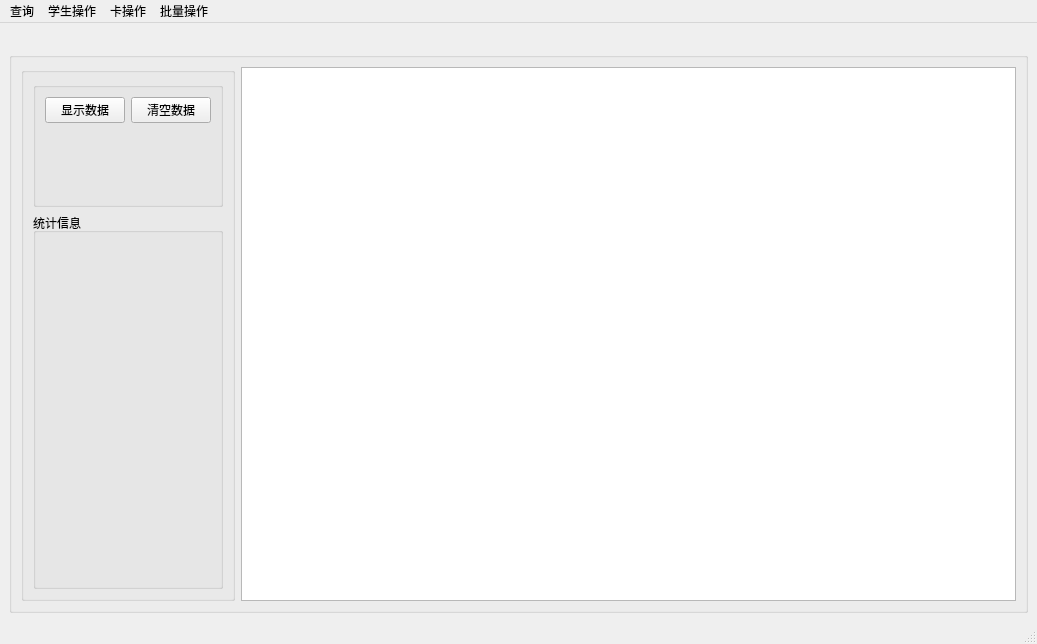
Old version of the form mainwindow.ui in the repository 2205794866/Hustcards_v2.
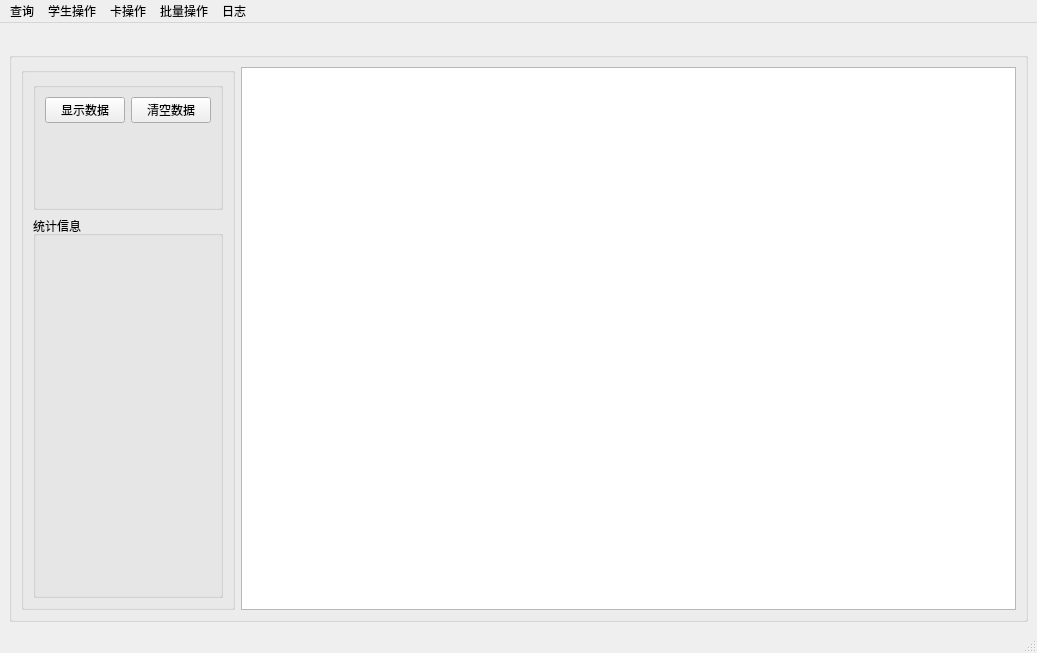
New version of the form. Icons and pictures are not drawn.

The edit to the form file:
```diff
--- a/mainwindow.ui
+++ b/mainwindow.ui
@@ -7,7 +7,7 @@
     <x>0</x>
     <y>0</y>
     <width>1037</width>
-    <height>644</height>
+    <height>653</height>
    </rect>
   </property>
   <property name="windowTitle">
@@ -104,10 +104,16 @@
      <string>批量操作</string>
     </property>
    </widget>
+   <widget class="QMenu" name="menu">
+    <property name="title">
+     <string>日志</string>
+    </property>
+   </widget>
    <addaction name="search_menu"/>
    <addaction name="stu_menu"/>
    <addaction name="card_menu"/>
    <addaction name="all_menu"/>
+   <addaction name="menu"/>
   </widget>
   <widget class="QStatusBar" name="statusbar"/>
   <action name="search_person">
```
Left out of the diff: 38 changed lines with no effect on the pictures.
